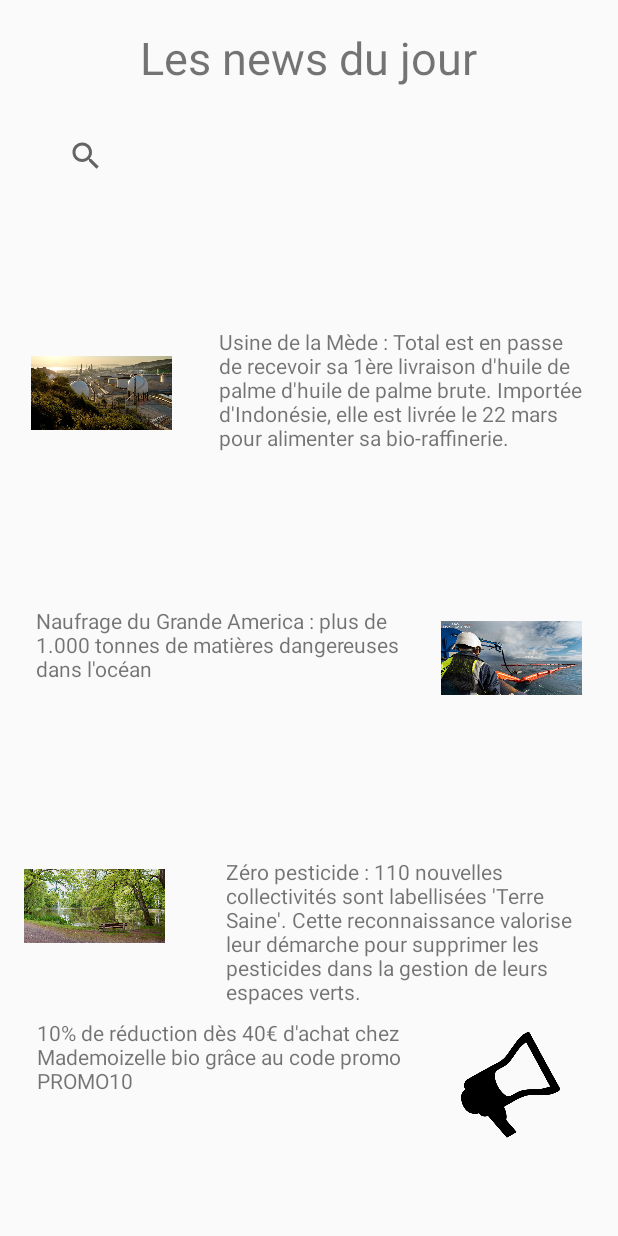
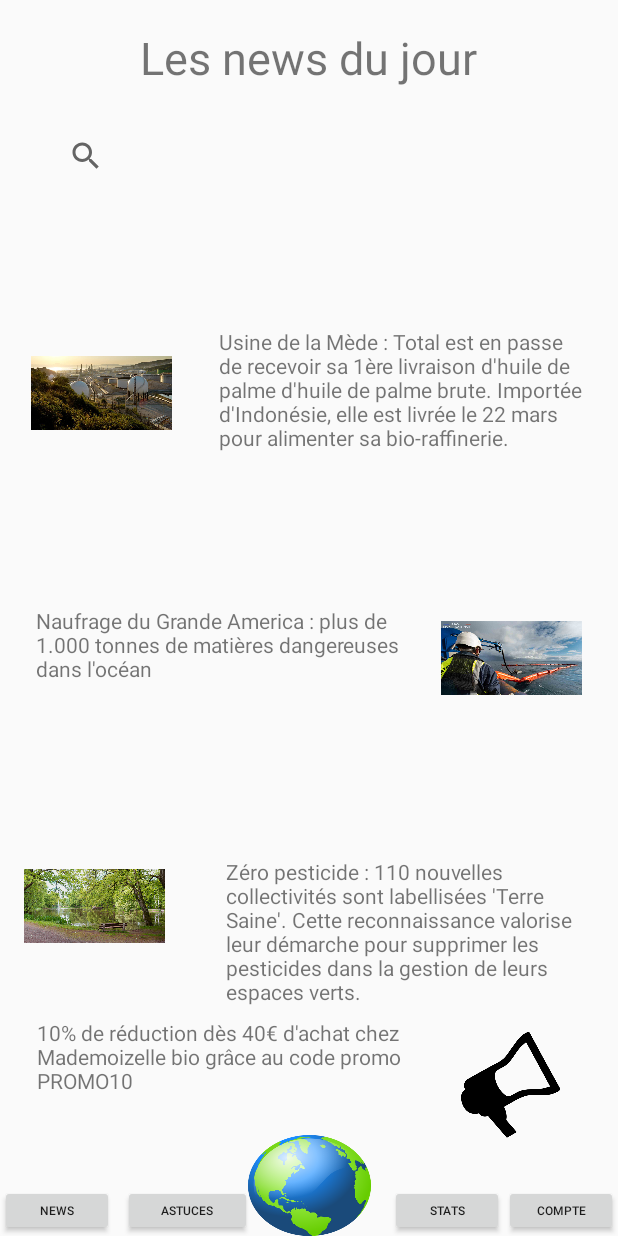
Before and after one commit to Aitux/ecostate, an Android app: the New screen opened directly, with no data from a screen before it, on a phone screen of 412 x 824 dp. Run offline under Robolectric (Android 15) with nearby library versions, the phone set to English and light mode, and no system bars.

Commit message:
correction images et ajout nav bar dans activity_news

```diff
--- a/app/src/main/res/layout/activity_astuces.xml
+++ b/app/src/main/res/layout/activity_astuces.xml
@@ -17,7 +17,7 @@
         app:layout_constraintStart_toStartOf="parent"
         app:layout_constraintTop_toTopOf="parent"
         app:layout_constraintVertical_bias="0.688"
-        tools:srcCompat="@drawable/recycle" />
+        app:srcCompat="@drawable/recycle" />
 
     <ImageView
         android:id="@+id/imageView7"
@@ -30,7 +30,7 @@
         app:layout_constraintStart_toStartOf="parent"
         app:layout_constraintTop_toTopOf="parent"
         app:layout_constraintVertical_bias="0.688"
-        tools:srcCompat="@drawable/other" />
+        app:srcCompat="@drawable/other" />
 
     <ImageView
         android:id="@+id/imageView8"
@@ -43,7 +43,7 @@
         app:layout_constraintStart_toStartOf="parent"
         app:layout_constraintTop_toTopOf="parent"
         app:layout_constraintVertical_bias="0.27"
-        tools:srcCompat="@drawable/nrj" />
+        app:srcCompat="@drawable/nrj" />
 
     <ImageView
         android:id="@+id/imageView9"
@@ -56,7 +56,7 @@
         app:layout_constraintStart_toStartOf="parent"
         app:layout_constraintTop_toTopOf="parent"
         app:layout_constraintVertical_bias="0.27"
-        tools:srcCompat="@drawable/burger" />
+        app:srcCompat="@drawable/burger" />
 
     <ImageButton
         android:id="@+id/imageButton17"
--- a/app/src/main/res/layout/activity_new.xml
+++ b/app/src/main/res/layout/activity_new.xml
@@ -173,5 +173,69 @@
         app:layout_constraintStart_toStartOf="parent"
         app:srcCompat="@drawable/nature" />
 
+    <ImageButton
+        android:id="@+id/imageButton16"
+        android:layout_width="82dp"
+        android:layout_height="67dp"
+        android:background="@drawable/earth"
+        app:layout_constraintBottom_toBottomOf="parent"
+        app:layout_constraintEnd_toEndOf="parent"
+        app:layout_constraintHorizontal_bias="0.501"
+        app:layout_constraintStart_toStartOf="parent"
+        app:layout_constraintTop_toTopOf="parent"
+        app:layout_constraintVertical_bias="1.0" />
+
+    <Button
+        android:id="@+id/button4"
+        android:layout_width="86dp"
+        android:layout_height="34dp"
+        android:text="Astuces"
+        android:textSize="8sp"
+        app:layout_constraintBottom_toBottomOf="parent"
+        app:layout_constraintEnd_toEndOf="parent"
+        app:layout_constraintHorizontal_bias="0.252"
+        app:layout_constraintStart_toStartOf="parent"
+        app:layout_constraintTop_toTopOf="parent"
+        app:layout_constraintVertical_bias="1.0" />
+
+    <Button
+        android:id="@+id/button6"
+        android:layout_width="76dp"
+        android:layout_height="34dp"
+        android:text="Stats"
+        android:textSize="8sp"
+        app:layout_constraintBottom_toBottomOf="parent"
+        app:layout_constraintEnd_toEndOf="parent"
+        app:layout_constraintHorizontal_bias="0.773"
+        app:layout_constraintStart_toStartOf="parent"
+        app:layout_constraintTop_toTopOf="parent"
+        app:layout_constraintVertical_bias="1.0" />
+
+    <Button
+        android:id="@+id/button7"
+        android:layout_width="76dp"
+        android:layout_height="34dp"
+        android:text="News"
+        android:textSize="8sp"
+        app:layout_constraintBottom_toBottomOf="parent"
+        app:layout_constraintEnd_toEndOf="parent"
+        app:layout_constraintHorizontal_bias="0.0"
+        app:layout_constraintStart_toStartOf="parent"
+        app:layout_constraintTop_toTopOf="parent"
+        app:layout_constraintVertical_bias="1.0" />
+
+    <Button
+        android:id="@+id/button8"
+        android:layout_width="76dp"
+        android:layout_height="34dp"
+        android:text="Compte"
+        android:textSize="8sp"
+        app:layout_constraintBottom_toBottomOf="parent"
+        app:layout_constraintEnd_toEndOf="parent"
+        app:layout_constraintHorizontal_bias="1.0"
+        app:layout_constraintStart_toStartOf="parent"
+        app:layout_constraintTop_toTopOf="parent"
+        app:layout_constraintVertical_bias="1.0" />
+
 
 </android.support.constraint.ConstraintLayout>
--- a/app/src/main/res/layout/activity_stats.xml
+++ b/app/src/main/res/layout/activity_stats.xml
@@ -23,7 +23,7 @@
         android:id="@+id/imageButton19"
         android:layout_width="82dp"
         android:layout_height="67dp"
-        android:background="@drawable/earth"
+        app:background="@drawable/earth"
         app:layout_constraintBottom_toBottomOf="parent"
         app:layout_constraintEnd_toEndOf="parent"
         app:layout_constraintHorizontal_bias="0.501"
```
